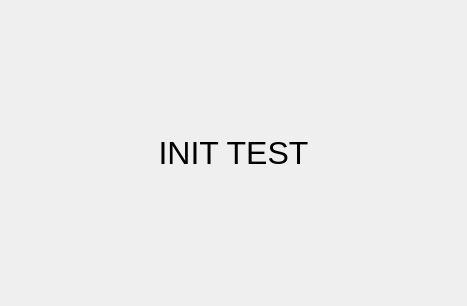
The window that forms/SettingsWindow.ui (VSheenko/IconToggle) describes before a commit, drawn with Qt 5.
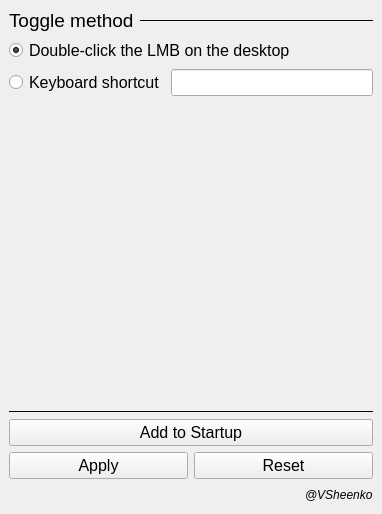
The same window after the commit.

Commit message: Добавил переключение по двойному клику по рабочему столу (и по ярлыкам тоже ≡(▔﹏▔)≡) Добавил какой-то графический интерфейс для настроек программы

```diff
--- a/forms/SettingsWindow.ui
+++ b/forms/SettingsWindow.ui
@@ -6,30 +6,212 @@
    <rect>
     <x>0</x>
     <y>0</y>
-    <width>467</width>
-    <height>306</height>
+    <width>382</width>
+    <height>514</height>
    </rect>
   </property>
+  <property name="maximumSize">
+   <size>
+    <width>382</width>
+    <height>514</height>
+   </size>
+  </property>
   <property name="windowTitle">
    <string>MainWindow</string>
   </property>
   <widget class="QWidget" name="centralwidget">
-   <layout class="QGridLayout" name="gridLayout">
-    <item row="0" column="0">
-     <widget class="QLabel" name="label">
+   <layout class="QVBoxLayout" name="verticalLayout_2">
+    <item>
+     <layout class="QVBoxLayout" name="verticalLayout">
+      <item>
+       <layout class="QHBoxLayout" name="horizontalLayout_3">
+        <item>
+         <widget class="QLabel" name="label">
+          <property name="sizePolicy">
+           <sizepolicy hsizetype="Fixed" vsizetype="Minimum">
+            <horstretch>0</horstretch>
+            <verstretch>0</verstretch>
+           </sizepolicy>
+          </property>
+          <property name="font">
+           <font>
+            <pointsize>14</pointsize>
+           </font>
+          </property>
+          <property name="text">
+           <string>Toggle method</string>
+          </property>
+          <property name="alignment">
+           <set>Qt::AlignmentFlag::AlignLeading|Qt::AlignmentFlag::AlignLeft|Qt::AlignmentFlag::AlignVCenter</set>
+          </property>
+         </widget>
+        </item>
+        <item>
+         <widget class="Line" name="line">
+          <property name="sizePolicy">
+           <sizepolicy hsizetype="Minimum" vsizetype="Fixed">
+            <horstretch>0</horstretch>
+            <verstretch>0</verstretch>
+           </sizepolicy>
+          </property>
+          <property name="frameShadow">
+           <enum>QFrame::Shadow::Plain</enum>
+          </property>
+          <property name="lineWidth">
+           <number>1</number>
+          </property>
+          <property name="midLineWidth">
+           <number>0</number>
+          </property>
+          <property name="orientation">
+           <enum>Qt::Orientation::Horizontal</enum>
+          </property>
+         </widget>
+        </item>
+       </layout>
+      </item>
+      <item>
+       <widget class="QRadioButton" name="rb_double_click">
+        <property name="font">
+         <font>
+          <pointsize>12</pointsize>
+         </font>
+        </property>
+        <property name="text">
+         <string>Double-click the LMB on the desktop</string>
+        </property>
+        <property name="checked">
+         <bool>true</bool>
+        </property>
+       </widget>
+      </item>
+      <item>
+       <layout class="QHBoxLayout" name="horizontalLayout_2">
+        <item>
+         <widget class="QRadioButton" name="rb_keyboard_shortcut">
+          <property name="font">
+           <font>
+            <pointsize>12</pointsize>
+           </font>
+          </property>
+          <property name="text">
+           <string>Keyboard shortcut</string>
+          </property>
+         </widget>
+        </item>
+        <item>
+         <widget class="QLineEdit" name="lineEdit_shortcut">
+          <property name="font">
+           <font>
+            <pointsize>12</pointsize>
+           </font>
+          </property>
+         </widget>
+        </item>
+       </layout>
+      </item>
+     </layout>
+    </item>
+    <item>
+     <spacer name="verticalSpacer">
+      <property name="orientation">
+       <enum>Qt::Orientation::Vertical</enum>
+      </property>
+      <property name="sizeHint" stdset="0">
+       <size>
+        <width>20</width>
+        <height>40</height>
+       </size>
+      </property>
+     </spacer>
+    </item>
+    <item>
+     <widget class="Line" name="line_2">
+      <property name="frameShadow">
+       <enum>QFrame::Shadow::Plain</enum>
+      </property>
+      <property name="lineWidth">
+       <number>1</number>
+      </property>
+      <property name="orientation">
+       <enum>Qt::Orientation::Horizontal</enum>
+      </property>
+     </widget>
+    </item>
+    <item>
+     <widget class="QPushButton" name="btn_startup">
       <property name="font">
        <font>
-        <pointsize>24</pointsize>
+        <pointsize>12</pointsize>
        </font>
       </property>
       <property name="text">
-       <string>INIT TEST</string>
-      </property>
-      <property name="alignment">
-       <set>Qt::AlignCenter</set>
+       <string>Add to Startup</string>
       </property>
      </widget>
     </item>
+    <item>
+     <layout class="QHBoxLayout" name="horizontalLayout">
+      <property name="sizeConstraint">
+       <enum>QLayout::SizeConstraint::SetMinimumSize</enum>
+      </property>
+      <item>
+       <widget class="QPushButton" name="btn_apply">
+        <property name="font">
+         <font>
+          <pointsize>12</pointsize>
+         </font>
+        </property>
+        <property name="text">
+         <string>Apply</string>
+        </property>
+       </widget>
+      </item>
+      <item>
+       <widget class="QPushButton" name="btn_reset">
+        <property name="font">
+         <font>
+          <pointsize>12</pointsize>
+          <bold>false</bold>
+         </font>
+        </property>
+        <property name="text">
+         <string>Reset</string>
+        </property>
+       </widget>
+      </item>
+     </layout>
+    </item>
+    <item>
+     <layout class="QHBoxLayout" name="horizontalLayout_4">
+      <item>
+       <spacer name="horizontalSpacer">
+        <property name="orientation">
+         <enum>Qt::Orientation::Horizontal</enum>
+        </property>
+        <property name="sizeHint" stdset="0">
+         <size>
+          <width>40</width>
+          <height>20</height>
+         </size>
+        </property>
+       </spacer>
+      </item>
+      <item>
+       <widget class="QLabel" name="label_2">
+        <property name="font">
+         <font>
+          <pointsize>9</pointsize>
+          <italic>true</italic>
+         </font>
+        </property>
+        <property name="text">
+         <string>@VSheenko</string>
+        </property>
+       </widget>
+      </item>
+     </layout>
+    </item>
    </layout>
   </widget>
  </widget>
```
Left out of the diff: 2 changed lines with no effect on the pictures. The commit also changes 4 other files.
